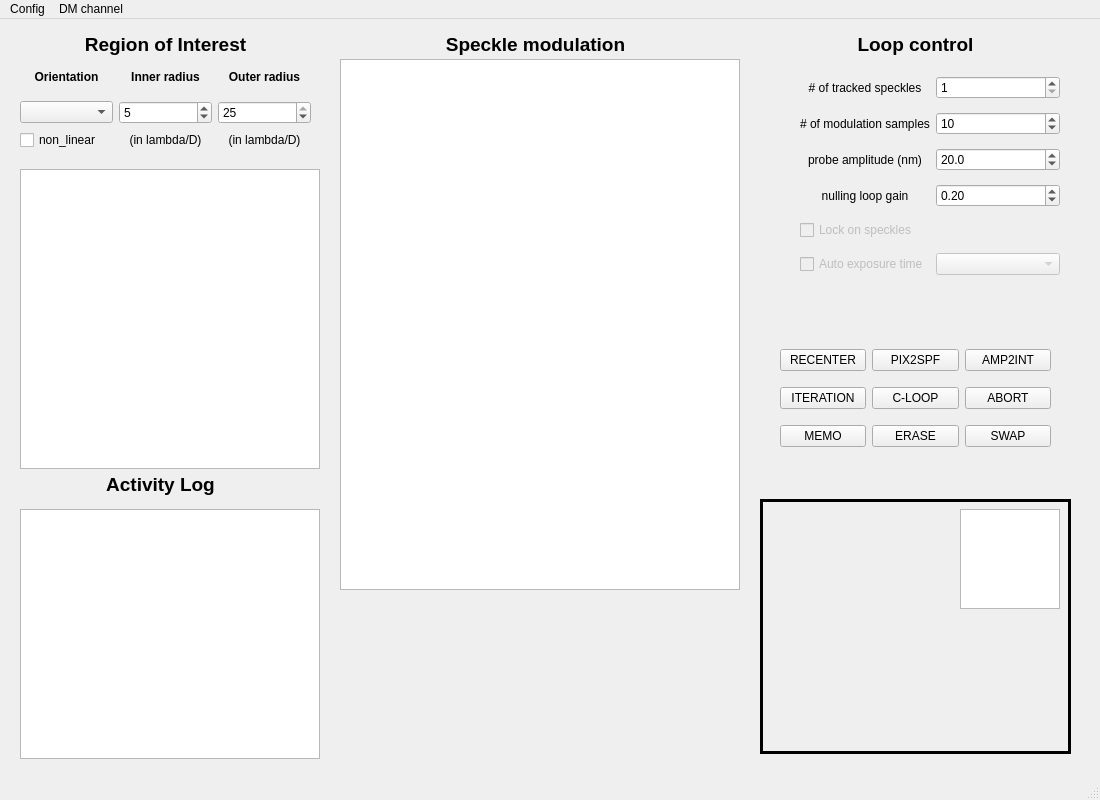
Qt form whack.ui (fmartinache/whack) before a commit.
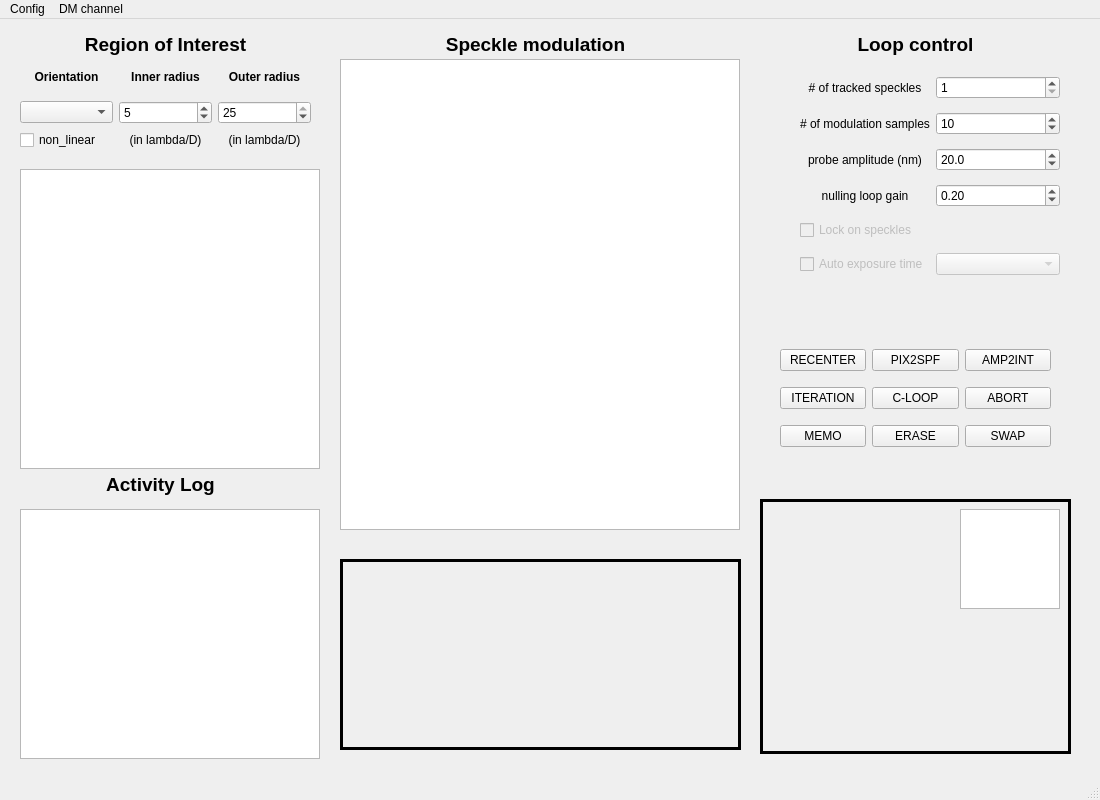
The same form after that commit. Custom widgets are drawn as their Qt base class.

```diff
--- a/whack.ui
+++ b/whack.ui
@@ -163,7 +163,7 @@
       <x>340</x>
       <y>40</y>
       <width>400</width>
-      <height>531</height>
+      <height>471</height>
      </rect>
     </property>
    </widget>
@@ -487,6 +487,25 @@
      </rect>
     </property>
    </widget>
+   <widget class="QLabel" name="lbl_ROI_info">
+    <property name="geometry">
+     <rect>
+      <x>340</x>
+      <y>540</y>
+      <width>401</width>
+      <height>191</height>
+     </rect>
+    </property>
+    <property name="frameShape">
+     <enum>QFrame::Box</enum>
+    </property>
+    <property name="lineWidth">
+     <number>3</number>
+    </property>
+    <property name="text">
+     <string/>
+    </property>
+   </widget>
   </widget>
   <widget class="QMenuBar" name="menubar">
    <property name="geometry">
```
